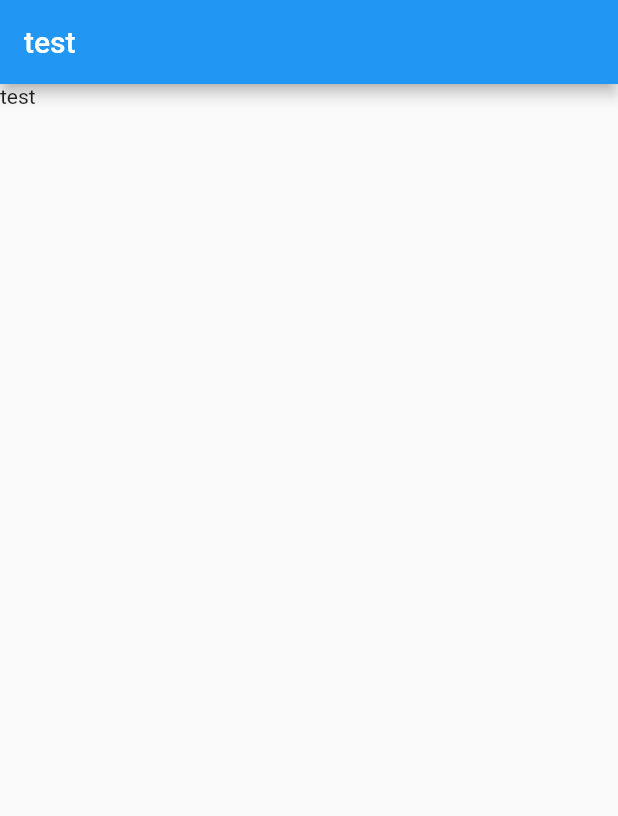
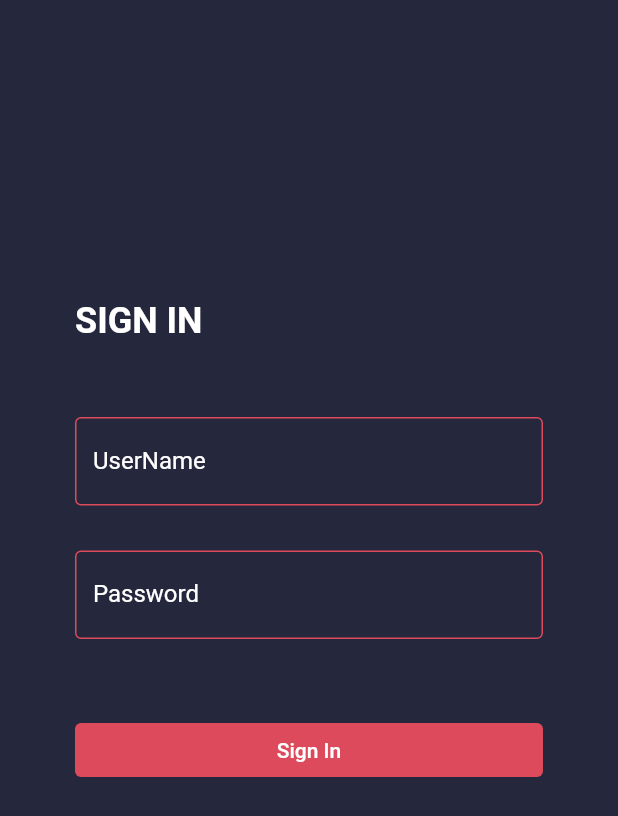
Before and after one commit to YousefBaj/car_expenses, a Flutter app: the screen it shows after launch, on a phone screen of 412 x 824 dp. Shown: the top 816 px of the screen. Run offline on Flutter 3.47's test engine with Material 2 defaults, Android fonts, the light colour scheme and no system bars; our stand-ins replace firebase_auth; accounts and stored records are empty.

Commit message:
add sign in page

```diff
--- /dev/null
+++ b/lib/ app/Sign_in/sing_in_page.dart
@@ -0,0 +1,132 @@
+import 'package:flutter/material.dart';
+import 'package:firebase_auth/firebase_auth.dart';
+
+class SignInPage extends StatefulWidget {
+  SignInPage();
+
+  @override
+  _SignInPageState createState() => _SignInPageState();
+}
+
+class _SignInPageState extends State<SignInPage> {
+  late TextEditingController _usernameController;
+  late TextEditingController _passwordController;
+  var username;
+  var password;
+  var user;
+  FirebaseAuth auth = FirebaseAuth.instance;
+
+  @override
+  void initState() {
+    super.initState();
+    _usernameController = TextEditingController();
+    _passwordController = TextEditingController();
+  }
+
+  @override
+  void dispose() {
+    _usernameController.dispose();
+    _passwordController.dispose();
+    super.dispose();
+  }
+
+  @override
+  Widget build(BuildContext context) {
+    return Scaffold(
+      backgroundColor: Color.fromRGBO(37, 40, 60, 1),
+      body: Container(
+          padding: EdgeInsets.symmetric(horizontal: 50, vertical: 200),
+          width: double.infinity,
+          child: Column(
+            crossAxisAlignment: CrossAxisAlignment.start,
+            children: [
+              Text(
+                "SIGN IN",
+                style: TextStyle(
+                    color: Colors.white,
+                    fontSize: 24,
+                    fontWeight: FontWeight.bold),
+              ),
+              SizedBox(
+                height: 50,
+              ),
+              TextField(
+                style: TextStyle(color: Colors.white),
+                cursorColor: Color.fromRGBO(220, 74, 91, 1),
+                decoration: InputDecoration(
+                    enabledBorder: OutlineInputBorder(
+                      borderSide: new BorderSide(
+                        color: Color.fromRGBO(220, 74, 91, 1),
+                      ),
+                    ),
+                    focusedBorder: OutlineInputBorder(
+                      borderSide: new BorderSide(
+                        color: Color.fromRGBO(220, 74, 91, 1),
+                      ),
+                    ),
+                    labelText: 'UserName',
+                    labelStyle: TextStyle(color: Colors.white)),
+                controller: _usernameController,
+                onChanged: (newValue) {
+                  username = newValue;
+                },
+              ),
+              SizedBox(
+                height: 30,
+              ),
+              TextField(
+                obscureText: true,
+                style: TextStyle(color: Colors.white),
+                cursorColor: Color.fromRGBO(220, 74, 91, 1),
+                decoration: InputDecoration(
+                    enabledBorder: OutlineInputBorder(
+                      borderSide: new BorderSide(
+                        color: Color.fromRGBO(220, 74, 91, 1),
+                      ),
+                    ),
+                    focusedBorder: OutlineInputBorder(
+                      borderSide: new BorderSide(
+                        color: Color.fromRGBO(220, 74, 91, 1),
+                      ),
+                    ),
+                    labelText: 'Password',
+                    labelStyle: TextStyle(color: Colors.white)),
+                controller: _passwordController,
+                onChanged: (newValue) {
+                  password = newValue;
+                },
+              ),
+              SizedBox(
+                height: 50,
+              ),
+              ElevatedButton(
+                style: ButtonStyle(
+                  backgroundColor: MaterialStateProperty.all(
+                    Color.fromRGBO(220, 74, 91, 1),
+                  ),
+                  fixedSize: MaterialStateProperty.all(Size.fromWidth(5000)),
+                  elevation: MaterialStateProperty.all(0),
+                ),
+                onPressed: () => signIn,
+                child: Text(
+                  'Sign In',
+                  style: TextStyle(color: Colors.white),
+                ),
+              ),
+            ],
+          )),
+    );
+  }
+
+  Future<dynamic> get signIn async {
+    try {
+      user = await auth.signInWithEmailAndPassword(
+          email: username, password: password);
+      if (user == null) {}
+    } catch (e) {
+      print(e);
+    }
+
+    return user;
+  }
+}
--- a/lib/main.dart
+++ b/lib/main.dart
@@ -1,3 +1,4 @@
+import 'package:car_expenses/%20app/Sign_in/sing_in_page.dart';
 import 'package:flutter/material.dart';
 
 void main() {
@@ -9,30 +10,11 @@ class MyApp extends StatelessWidget {
   @override
   Widget build(BuildContext context) {
     return MaterialApp(
-      title: 'Flutter Demo',
+      debugShowCheckedModeBanner: false,
       theme: ThemeData(
-        primarySwatch: Colors.blue,
+        primarySwatch: Colors.orange,
       ),
-      home: MyHomePage(),
+      home: SignInPage(),
     );
   }
 }
-
-class MyHomePage extends StatefulWidget {
-  MyHomePage();
-
-  @override
-  _MyHomePageState createState() => _MyHomePageState();
-}
-
-class _MyHomePageState extends State<MyHomePage> {
-  @override
-  Widget build(BuildContext context) {
-    return Scaffold(
-      appBar: AppBar(
-        title: Text('test'),
-      ),
-      body: Text('test'),
-    );
-  }
-}
--- a/pubspec.yaml
+++ b/pubspec.yaml
@@ -28,6 +28,9 @@ dependencies:
   # The following adds the Cupertino Icons font to your application.
   # Use with the CupertinoIcons class for iOS style icons.
   cupertino_icons: ^1.0.2
+  firebase_core: ^1.4.0
+  firebase_auth: ^3.0.1
+
 
 dev_dependencies:
   flutter_test:
```
Also changed, not shown: pubspec.lock, 4 other files.
